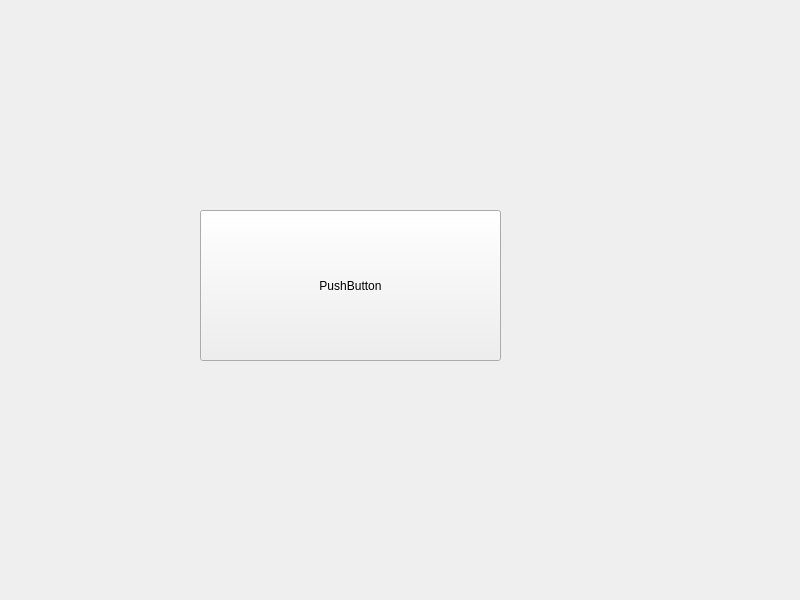
Sn4Rs/114qtmidt_testrun, file testrun/testrun.ui: the form before one commit.
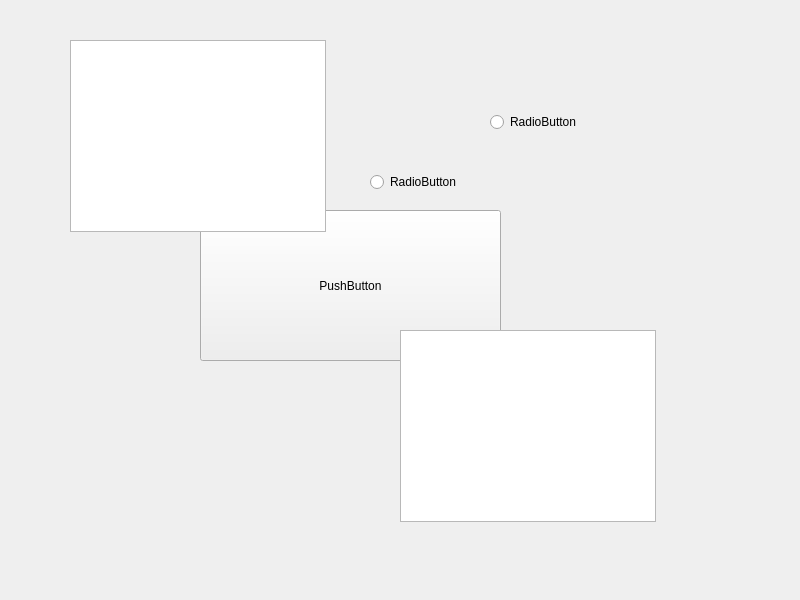
The form after the commit.

Commit message: mess with ui

```diff
--- a/testrun/testrun.ui
+++ b/testrun/testrun.ui
@@ -26,6 +26,52 @@
     <string>PushButton</string>
    </property>
   </widget>
+  <widget class="QListWidget" name="listWidget">
+   <property name="geometry">
+    <rect>
+     <x>400</x>
+     <y>330</y>
+     <width>256</width>
+     <height>192</height>
+    </rect>
+   </property>
+  </widget>
+  <widget class="QTableWidget" name="tableWidget">
+   <property name="geometry">
+    <rect>
+     <x>70</x>
+     <y>40</y>
+     <width>256</width>
+     <height>192</height>
+    </rect>
+   </property>
+  </widget>
+  <widget class="QRadioButton" name="radioButton">
+   <property name="geometry">
+    <rect>
+     <x>370</x>
+     <y>170</y>
+     <width>111</width>
+     <height>24</height>
+    </rect>
+   </property>
+   <property name="text">
+    <string>RadioButton</string>
+   </property>
+  </widget>
+  <widget class="QRadioButton" name="radioButton_2">
+   <property name="geometry">
+    <rect>
+     <x>490</x>
+     <y>110</y>
+     <width>111</width>
+     <height>24</height>
+    </rect>
+   </property>
+   <property name="text">
+    <string>RadioButton</string>
+   </property>
+  </widget>
  </widget>
  <resources/>
  <connections/>
```
